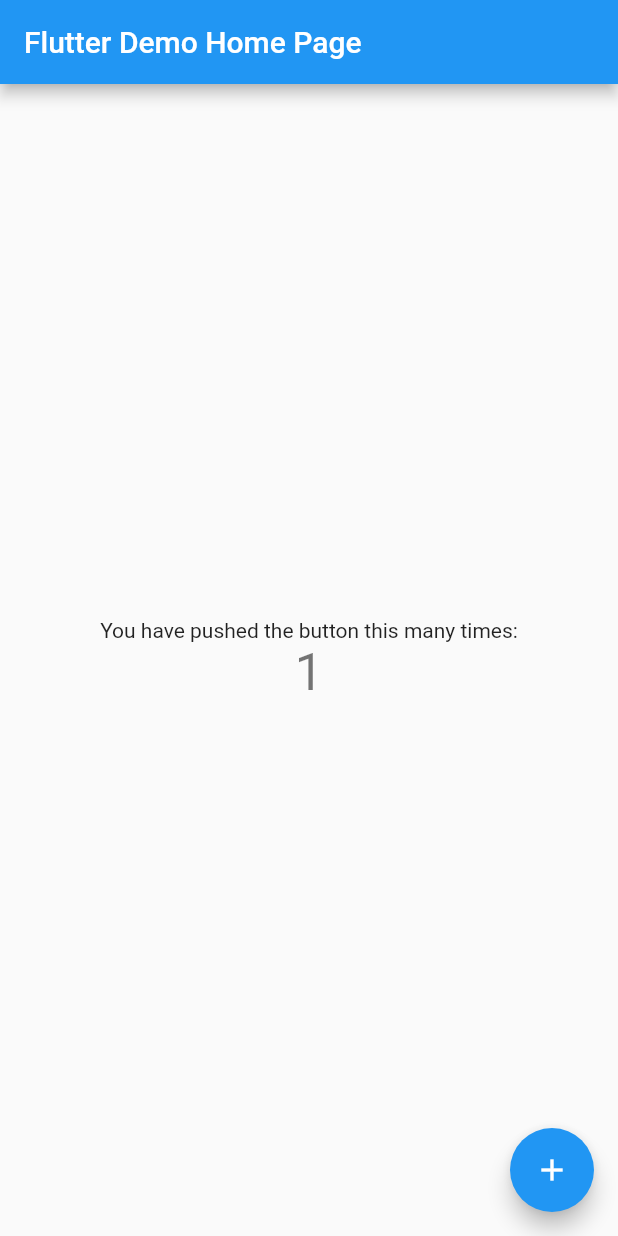
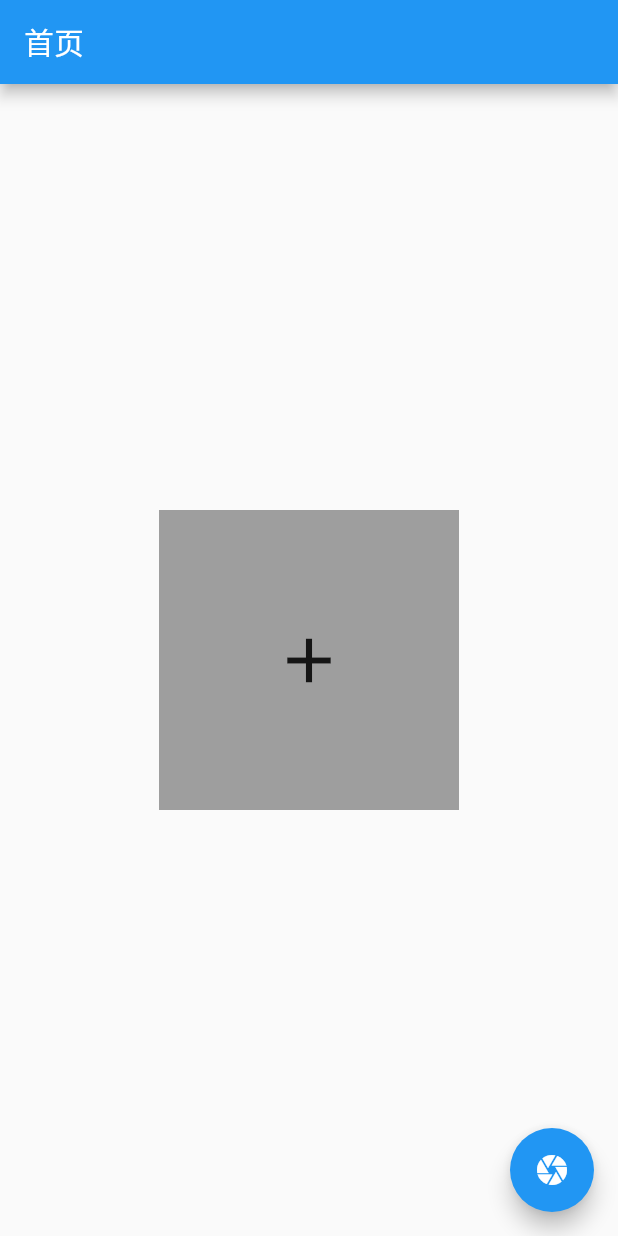
Before and after one commit to FlameTinary/typingtu, a Flutter app: the screen it shows after launch, after a tap on the "add" icon, on a phone screen of 412 x 824 dp. Run offline on Flutter 3.47's test engine with Material 2 defaults, Android fonts, the phone set to English and light mode, and no system bars; drawn by our look-alikes of screenshot; our stand-ins replace image_gallery_saver, image_picker, permission_handler, photo_view.

Commit message:
添加选择图片功能和保存相册功能

```diff
--- a/lib/main.dart
+++ b/lib/main.dart
@@ -1,4 +1,9 @@
+import 'dart:typed_data';
+
 import 'package:flutter/material.dart';
+import 'package:typingtu/utils/picture.dart';
+import 'package:typingtu/widgets/image_picker.dart';
+import 'package:screenshot/screenshot.dart';
 
 void main() {
   runApp(const MyApp());
@@ -11,36 +16,17 @@
   @override
   Widget build(BuildContext context) {
     return MaterialApp(
-      title: 'Flutter Demo',
+      title: '拼图',
       theme: ThemeData(
-        // This is the theme of your application.
-        //
-        // Try running your application with "flutter run". You'll see the
-        // application has a blue toolbar. Then, without quitting the app, try
-        // changing the primarySwatch below to Colors.green and then invoke
-        // "hot reload" (press "r" in the console where you ran "flutter run",
-        // or simply save your changes to "hot reload" in a Flutter IDE).
-        // Notice that the counter didn't reset back to zero; the application
-        // is not restarted.
         primarySwatch: Colors.blue,
       ),
-      home: const MyHomePage(title: 'Flutter Demo Home Page'),
+      home: const MyHomePage(title: '首页'),
     );
   }
 }
 
 class MyHomePage extends StatefulWidget {
   const MyHomePage({super.key, required this.title});
-
-  // This widget is the home page of your application. It is stateful, meaning
-  // that it has a State object (defined below) that contains fields that affect
-  // how it looks.
-
-  // This class is the configuration for the state. It holds the values (in this
-  // case the title) provided by the parent (in this case the App widget) and
-  // used by the build method of the State. Fields in a Widget subclass are
-  // always marked "final".
-
   final String title;
 
   @override
@@ -48,68 +34,39 @@
 }
 
 class _MyHomePageState extends State<MyHomePage> {
-  int _counter = 0;
 
-  void _incrementCounter() {
-    setState(() {
-      // This call to setState tells the Flutter framework that something has
-      // changed in this State, which causes it to rerun the build method below
-      // so that the display can reflect the updated values. If we changed
-      // _counter without calling setState(), then the build method would not be
-      // called again, and so nothing would appear to happen.
-      _counter++;
+  Uint8List? imageBytes;
+  ScreenshotController screenshotController = ScreenshotController();
+
+  void widgetToImage(BuildContext context) async {
+    screenshotController
+        .capture(delay: Duration(milliseconds: 10))
+        .then((capturedImage) async {
+      setState(() {
+        imageBytes = capturedImage;
+      });
+      TYPicture().saveImage(imageBytes);
+    }).catchError((onError) {
+      print(onError);
     });
   }
 
   @override
   Widget build(BuildContext context) {
-    // This method is rerun every time setState is called, for instance as done
-    // by the _incrementCounter method above.
-    //
-    // The Flutter framework has been optimized to make rerunning build methods
-    // fast, so that you can just rebuild anything that needs updating rather
-    // than having to individually change instances of widgets.
     return Scaffold(
       appBar: AppBar(
-        // Here we take the value from the MyHomePage object that was created by
-        // the App.build method, and use it to set our appbar title.
         title: Text(widget.title),
       ),
-      body: Center(
-        // Center is a layout widget. It takes a single child and positions it
-        // in the middle of the parent.
-        child: Column(
-          // Column is also a layout widget. It takes a list of children and
-          // arranges them vertically. By default, it sizes itself to fit its
-          // children horizontally, and tries to be as tall as its parent.
-          //
-          // Invoke "debug painting" (press "p" in the console, choose the
-          // "Toggle Debug Paint" action from the Flutter Inspector in Android
-          // Studio, or the "Toggle Debug Paint" command in Visual Studio Code)
-          // to see the wireframe for each widget.
-          //
-          // Column has various properties to control how it sizes itself and
-          // how it positions its children. Here we use mainAxisAlignment to
-          // center the children vertically; the main axis here is the vertical
-          // axis because Columns are vertical (the cross axis would be
-          // horizontal).
-          mainAxisAlignment: MainAxisAlignment.center,
-          children: <Widget>[
-            const Text(
-              'You have pushed the button this many times:',
-            ),
-            Text(
-              '$_counter',
-              style: Theme.of(context).textTheme.headline4,
-            ),
-          ],
-        ),
+      body: Container(
+        child: Screenshot(controller: screenshotController,
+        child: Center(child: ImagePickerWidget(),),),
       ),
       floatingActionButton: FloatingActionButton(
-        onPressed: _incrementCounter,
-        tooltip: 'Increment',
-        child: const Icon(Icons.add),
-      ), // This trailing comma makes auto-formatting nicer for build methods.
+        onPressed: () {
+          widgetToImage(context);
+        },
+        child: Icon(Icons.camera),
+      ),
     );
   }
 }
--- /dev/null
+++ b/lib/utils/permission.dart
@@ -0,0 +1,11 @@
+import 'package:permission_handler/permission_handler.dart';
+
+class TYPermission {
+  // 使用permission_handler插件来请求权限
+  static Future<bool> requestPermission() async {
+    if (await Permission.storage.request().isGranted) {
+      return true;
+    }
+    return false;
+  }
+}
--- /dev/null
+++ b/lib/utils/picture.dart
@@ -0,0 +1,34 @@
+import 'dart:async';
+import 'dart:typed_data';
+
+import 'package:flutter/cupertino.dart';
+import 'package:image_picker/image_picker.dart';
+import 'package:image_gallery_saver/image_gallery_saver.dart';
+import 'permission.dart';
+
+class TYPicture {
+
+  final ImagePicker _picker = ImagePicker();
+
+  // 获取单张图片的方法
+  Future<XFile?> pickImage() async {
+    // 使用image_picker插件打开相册
+    return await _picker.pickImage(source: ImageSource.gallery);
+  }
+
+  // 获取多张图片的方法
+  Future<List<XFile>> pickMultiImage() async {
+    // 使用image_picker插件打开相册
+    return await _picker.pickMultiImage();
+  }
+
+  // 使用image_gallery_saver插件可以将图片保存到手机相册
+  FutureOr<dynamic> saveImage(Uint8List? imageBytes) async {
+    if (await TYPermission.requestPermission() && imageBytes != null) {
+      final result = await ImageGallerySaver.saveImage(imageBytes!);
+      debugPrint('--- $result');
+      return result;
+    }
+  }
+
+}
--- /dev/null
+++ b/lib/widgets/image_picker.dart
@@ -0,0 +1,61 @@
+import 'dart:io';
+
+import 'package:flutter/material.dart';
+import 'package:image_picker/image_picker.dart';
+import 'package:photo_view/photo_view.dart';
+import 'package:typingtu/utils/picture.dart';
+
+class ImagePickerWidget extends StatefulWidget {
+  const ImagePickerWidget({super.key});
+
+  @override
+  State<ImagePickerWidget> createState() => _ImagePickerWidgetState();
+}
+
+class _ImagePickerWidgetState extends State<ImagePickerWidget> {
+  XFile? _picture;
+  late TYPicture picture;
+
+  @override
+  void initState() {
+    super.initState();
+    picture = TYPicture();
+  }
+
+  @override
+  Widget build(BuildContext context) {
+    return Container(
+      width: 200,
+      height: 200,
+      child: _picture != null
+          ? Container(
+              decoration: BoxDecoration(
+                color: Colors.grey,
+              ),
+              clipBehavior: Clip.antiAlias, // 裁剪
+              child: PhotoView(
+                enablePanAlways: true, // 允许拖动
+                imageProvider: FileImage(File(_picture!.path)),
+              ),
+            )
+          : GestureDetector(
+              onTap: () {
+                try {
+                  picture.pickImage().then((value) {
+                    debugPrint(value?.path);
+                    setState(() {
+                      _picture = value;
+                    });
+                  });
+                } catch (e) {
+                  debugPrint(e.toString());
+                }
+              },
+              child: Container(
+                color: Colors.grey,
+                child: const Icon(Icons.add, size: 50),
+              ),
+            ),
+    );
+  }
+}
```
Also changed, not shown: lib/utils/placeholder.dart (deleted), lib/widgets/placeholder.dart (deleted), 4 other files.
